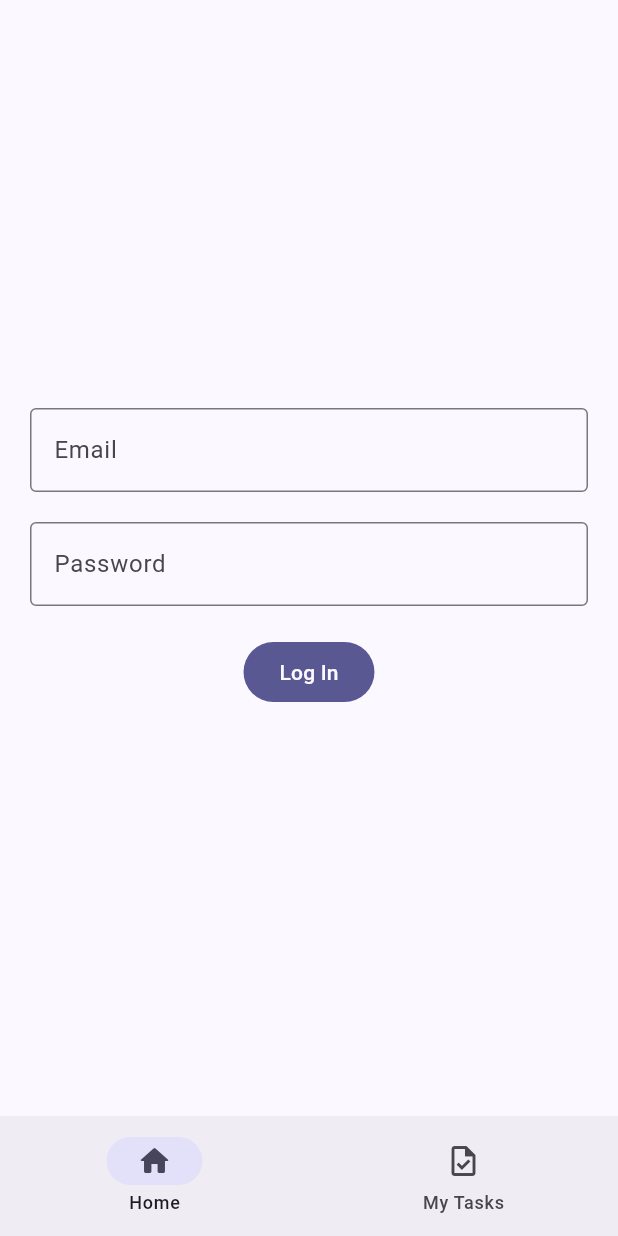
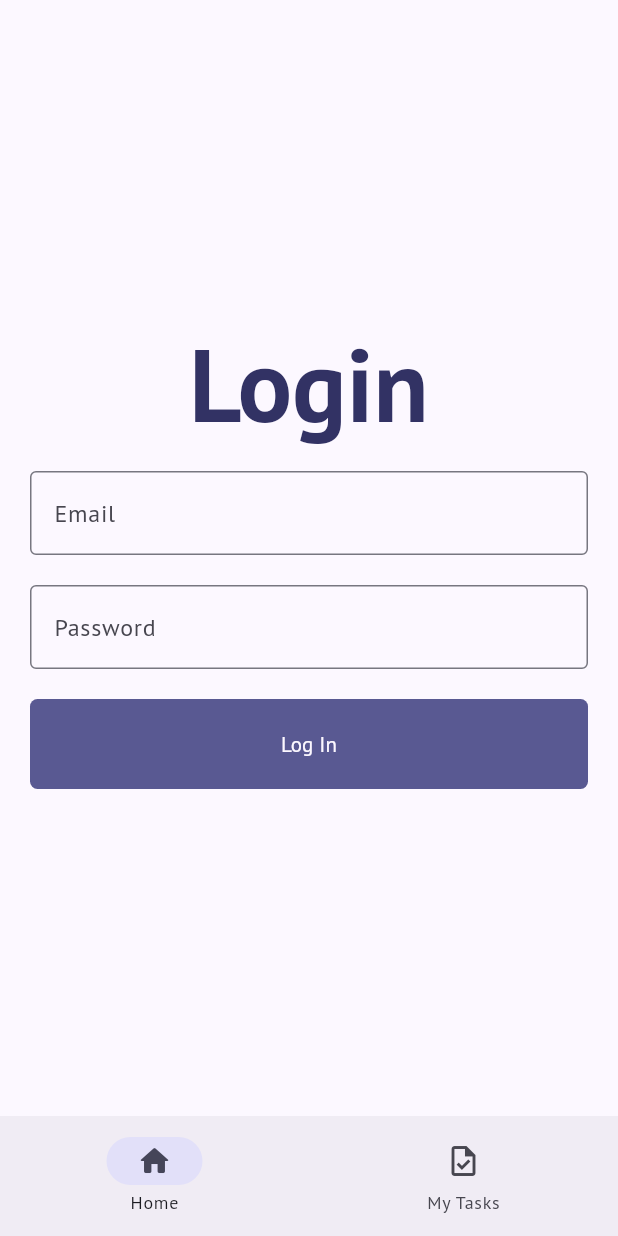
Before and after one commit to alvinpanerio/field-service, a Flutter app: the screen it shows after launch, on a phone screen of 412 x 824 dp. Run offline on Flutter 3.47's test engine with Material 2 defaults, Android fonts, the phone set to English and light mode, and no system bars; our stand-ins replace bloc, camera, dio, equatable, flutter_bloc, flutter_dotenv and 3 more; missing offline and left inert: requests, syncfusion_flutter_signaturepad.

Commit message:
[ADD] Fix some issues in navigation, layout, API

```diff
--- a/field_service_client/lib/app.dart
+++ b/field_service_client/lib/app.dart
@@ -2,12 +2,10 @@ import 'package:field_service_client/bloc/odoo_models/odoo_models_bloc.dart';
 import 'package:field_service_client/bloc/service/service_bloc.dart';
 import 'package:field_service_client/bloc/worksheet/worksheet_bloc.dart';
 import 'package:field_service_client/routes/routes.dart';
-
 import 'package:flutter/material.dart';
 import 'package:flutter_bloc/flutter_bloc.dart';
-// import 'package:google_fonts/google_fonts.dart';
+import 'package:google_fonts/google_fonts.dart';
 import '../bloc/user/user_bloc.dart';
-
 import 'bloc/task/task_bloc.dart';
 import 'models/user.dart';
 
@@ -21,7 +19,7 @@ class App extends StatelessWidget {
         BlocProvider(
           create: (context) => UserBloc()
             ..add(
-              const GetName(),
+              const SetUser(),
             ),
         ),
         BlocProvider(
@@ -57,14 +55,23 @@ class App extends StatelessWidget {
 
           if (state is UserLoaded) {
             User user = state.user;
-            print(user.name.isNotEmpty);
             return MaterialApp.router(
               title: 'AWB Field Service',
               debugShowCheckedModeBanner: false,
               theme: ThemeData(
-                // fontFamily: GoogleFonts.lato().fontFamily,
+                fontFamily: GoogleFonts.ptSans().fontFamily,
+                primaryColor: const Color(0xff323264),
                 colorScheme: ColorScheme.fromSeed(
-                  seedColor: const Color(0xff333267),
+                  seedColor: const Color(0xff323264),
+                ),
+                textTheme: const TextTheme(
+                  displayLarge: TextStyle(
+                    fontSize: 68,
+                    fontWeight: FontWeight.bold,
+                    color: Color(0xff323264),
+                  ),
+                  titleLarge: TextStyle(fontSize: 36),
+                  bodyMedium: TextStyle(fontSize: 14),
                 ),
                 useMaterial3: true,
               ),
--- a/field_service_client/lib/bloc/user/user_bloc.dart
+++ b/field_service_client/lib/bloc/user/user_bloc.dart
@@ -7,11 +7,12 @@ part 'user_state.dart';
 
 class UserBloc extends Bloc<UserEvent, UserState> {
   UserBloc() : super(UserLoading()) {
-    on<GetName>((event, emit) async {
-      emit(UserLoaded(user: event.user));
-    });
     on<SetUser>((event, emit) async {
-      emit(UserLoaded(user: User(name: event.name, cookies: event.cookies)));
+      emit(
+        UserLoaded(
+          user: User(name: event.user.name, cookies: event.user.cookies),
+        ),
+      );
     });
   }
 }
--- a/field_service_client/lib/bloc/user/user_event.dart
+++ b/field_service_client/lib/bloc/user/user_event.dart
@@ -8,9 +8,9 @@ abstract class UserEvent extends Equatable {
   List<Object> get props => [];
 }
 
-class GetName extends UserEvent {
-  const GetName({
-    this.user = const User(name: '', cookies: ''),
+class SetUser extends UserEvent {
+  const SetUser({
+    this.user = const User(name: "", cookies: ""),
   });
 
   final User user;
@@ -18,16 +18,3 @@ class GetName extends UserEvent {
   @override
   List<Object> get props => [user];
 }
-
-class SetUser extends UserEvent {
-  const SetUser({
-    required this.name,
-    required this.cookies,
-  });
-
-  final String name;
-  final String cookies;
-
-  @override
-  List<Object> get props => [name, cookies];
-}
--- a/field_service_client/lib/bloc/user/user_state.dart
+++ b/field_service_client/lib/bloc/user/user_state.dart
@@ -10,7 +10,10 @@ class UserState extends Equatable {
 
 class UserInitial extends UserState {}
 
-class UserLoading extends UserState {}
+class UserLoading extends UserState {
+  @override
+  List<Object> get props => [];
+}
 
 class UserLoaded extends UserState {
   const UserLoaded({
--- a/field_service_client/lib/screens/login_screen.dart
+++ b/field_service_client/lib/screens/login_screen.dart
@@ -1,9 +1,9 @@
 import 'package:field_service_client/bloc/service/service_bloc.dart';
-
 import 'package:field_service_client/utils/api_provider.dart';
 import 'package:flutter/material.dart';
 import 'package:flutter_bloc/flutter_bloc.dart';
 import 'package:go_router/go_router.dart';
+import 'package:requests/requests.dart';
 import 'package:shared_preferences/shared_preferences.dart';
 import '../bloc/user/user_bloc.dart';
 
@@ -21,31 +21,64 @@ class _LoginScreenState extends State<LoginScreen> {
 
   final ApiProvider apiProvider = ApiProvider();
 
+  bool loginState = false;
+
   @override
   Widget build(BuildContext context) {
-    void go(response) {
-      context.read<UserBloc>().add(SetUser(
-          name: response["name"].toString(),
-          cookies: response["name"].toString()));
+    void login() async {
+      setState(() {
+        loginState = false;
+      });
 
-      context
-          .read<ServiceBloc>()
-          .add(SetServices(services: response["services"]));
+      final rawResponse = await apiProvider.post(
+        "/login",
+        {
+          'email': emailController.text,
+          'password': passwordController.text,
+        },
+      );
+
+      if (rawResponse.runtimeType != HTTPException) {
+        final response = rawResponse;
+
+        final SharedPreferences prefs = await _prefs;
+        prefs.setString('user', response["name"].toString());
+
+        context.push("/");
+      } else {
+        setState(() {
+          loginState = true;
+        });
+      }
     }
 
-    return BlocListener<UserBloc, UserState>(
-      listener: (context, state) {},
-      child: Center(
+    return BlocBuilder<UserBloc, UserState>(
+      builder: (context, state) {
+        if (state is UserLoading) {
+          return const CircularProgressIndicator();
+        }
+        if (state is UserLoaded) {
+          return Center(
             child: Column(
               mainAxisAlignment: MainAxisAlignment.center,
               children: [
+                // SizedBox(
+                //   height: MediaQuery.of(context).size.height * 0.1,
+                //   child: Container(color:Theme.of(context).primaryColor),
+                // ),
+                Text(
+                  "Login",
+                  style: Theme.of(context).textTheme.displayLarge,
+                ),
+                const SizedBox(height: 20),
                 Material(
                   child: TextField(
                     keyboardType: TextInputType.emailAddress,
                     controller: emailController,
-                decoration: const InputDecoration(
+                    decoration: InputDecoration(
                       labelText: "Email",
-                  border: OutlineInputBorder(),
+                      border: const OutlineInputBorder(),
+                      errorText: loginState ? "Username not exists!" : null,
                     ),
                   ),
                 ),
@@ -56,43 +89,26 @@ class _LoginScreenState extends State<LoginScreen> {
                     obscureText: true,
                     keyboardType: TextInputType.visiblePassword,
                     autofillHints: const [AutofillHints.email],
-                decoration: const InputDecoration(
+                    decoration: InputDecoration(
                       labelText: "Password",
-                  border: OutlineInputBorder(),
+                      border: const OutlineInputBorder(),
+                      errorText: loginState ? "Password invalid!" : null,
                     ),
                   ),
                 ),
                 const SizedBox(height: 20),
-            FilledButton(
-              onPressed: () async {
-                try {
-                  final response = await apiProvider.login(
-                    emailController.text,
-                    passwordController.text,
-                    context,
-                  );
-
-                  final SharedPreferences prefs = await _prefs;
-
-                  prefs.setString('user', response["name"].toString());
-
-                  // context.read<UserBloc>().add(SetUser(
-                  //     name: response["name"].toString(),
-                  //     cookies: response["name"].toString()));
-
-                  // context
-                  //     .read<ServiceBloc>()
-                  //     .add(SetServices(services: response["services"]));
-
-                  context.push("/");
-                } catch (e) {
-                  // Handle the error, log it, or show an error message
-                  print("An error occurred: $e");
-                }
-              },
+                SizedBox(
+                  width: double.infinity,
+                  child: FilledButton(
+                    onPressed: login,
                     style: FilledButton.styleFrom(
                       backgroundColor: Theme.of(context).colorScheme.primary,
+                      shape: RoundedRectangleBorder(
+                        borderRadius: BorderRadius.circular(5.0),
                       ),
+                    ),
+                    child: Padding(
+                      padding: const EdgeInsets.only(top: 20, bottom: 20),
                       child: Text(
                         "Log In",
                         style: TextStyle(
@@ -100,9 +116,15 @@ class _LoginScreenState extends State<LoginScreen> {
                         ),
                       ),
                     ),
+                  ),
+                ),
               ],
             ),
-      ),
+          );
+        } else {
+          return const Text("went wrong");
+        }
+      },
     );
   }
 }
--- a/field_service_client/lib/widgets/bottom_navbar_widget.dart
+++ b/field_service_client/lib/widgets/bottom_navbar_widget.dart
@@ -14,6 +14,7 @@ class BottomNavbarWidget extends StatefulWidget {
 
 class _BottomNavbarWidgetState extends State<BottomNavbarWidget> {
   int currentPageIndex = 0;
+
   @override
   Widget build(BuildContext context) {
     return Scaffold(
@@ -36,7 +37,6 @@ class _BottomNavbarWidgetState extends State<BottomNavbarWidget> {
                 GoRouter.of(context).push("/tasks");
               }
               break;
-
           }
         },
         selectedIndex: currentPageIndex,
--- a/field_service_client/lib/widgets/safe_area_widget.dart
+++ b/field_service_client/lib/widgets/safe_area/safe_area_widget.dart
@@ -1,6 +1,7 @@
 import 'package:field_service_client/widgets/worksheet/floating_action_widget.dart';
 import 'package:flutter/material.dart';
 import 'package:go_router/go_router.dart';
+import 'package:shared_preferences/shared_preferences.dart';
 
 class SafeAreaWidget extends StatefulWidget {
   const SafeAreaWidget(this.screen, this.state, {Key? key}) : super(key: key);
@@ -20,9 +21,7 @@ class _SafeAreaWidgetState extends State<SafeAreaWidget> {
     return SafeArea(
       child: Scaffold(
         appBar: widget.state.path == "/task/:id"
-            ? AppBar(
-                leading: const BackButton(),
-              )
+            ? AppBar(leading: const BackButton())
             : null,
         floatingActionButton: widget.state.path == "/task/:id"
             ? FloatingActionWidget(state: widget.state)
--- a/field_service_client/pubspec.yaml
+++ b/field_service_client/pubspec.yaml
@@ -1,9 +1,9 @@
 name: field_service_client
 description: A new Flutter project.
-publish_to: 'none'
+publish_to: "none"
 version: 1.0.0+1
 environment:
-  sdk: '>=3.0.6 <4.0.0'
+  sdk: ">=3.0.6 <4.0.0"
 dependencies:
   flutter:
     sdk: flutter
@@ -14,7 +14,7 @@ dependencies:
   flutter_bloc: ^8.1.3
   equatable: ^2.0.5
   # basic_utils: ^5.6.1
-  # google_fonts: ^5.1.0
+  google_fonts: ^4.0.4
   intl: ^0.18.1
   syncfusion_flutter_signaturepad: ^22.2.8
   camera: ^0.10.5+3
```
Also changed, not shown: field_service_client/lib/main.dart (+1 -43 lines), field_service_client/lib/routes/routes.dart (+8 -9 lines), field_service_client/lib/screens/home_screen.dart (+94 -84 lines), field_service_client/lib/utils/api_provider.dart (+18 -36 lines), field_service_client/lib/widgets/safe_area/safe_area_home_tasks.dart (added, +91 -0 lines), field_service_client/lib/widgets/worksheet/fields_value.dart (+1 -7 lines), field_service_client/pubspec.lock, 1 other file. Lines whose indentation alone changed are shown as unchanged.
